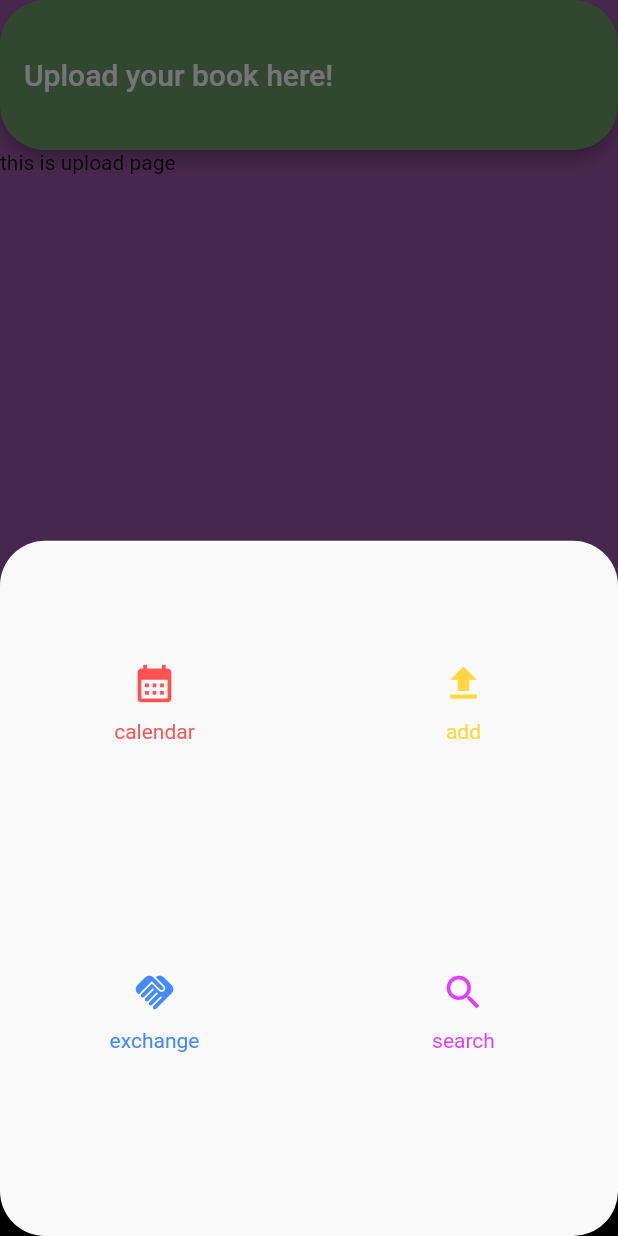
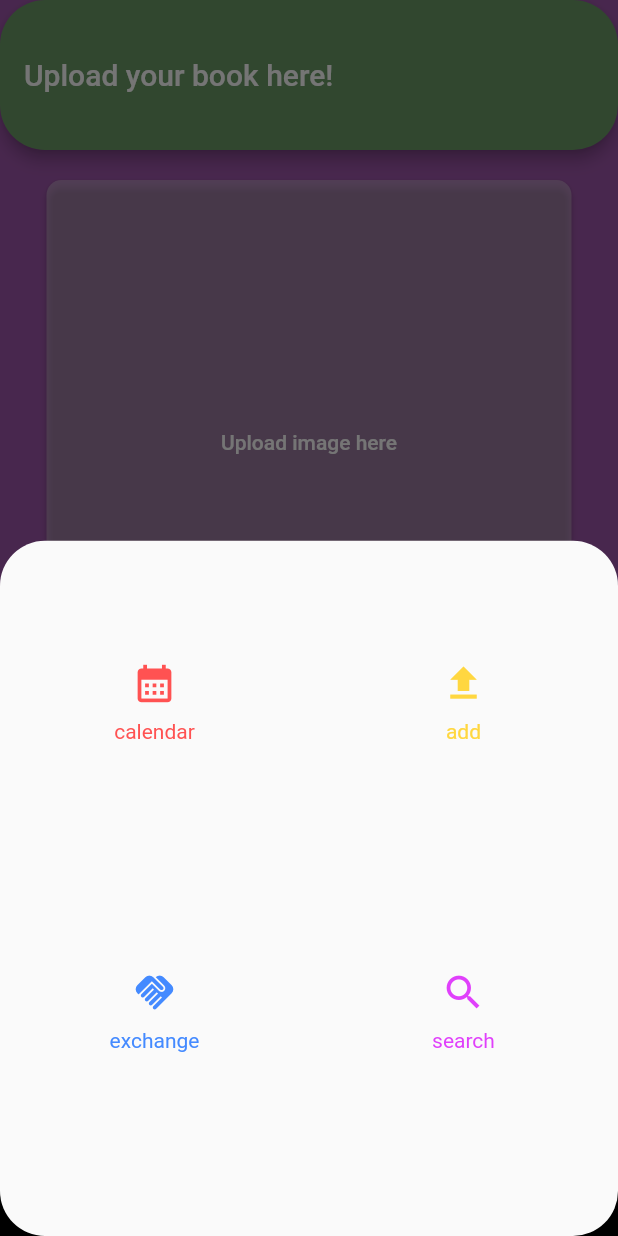
Before and after one commit to doriaaaa/TradeAppProject, a Flutter app: the screen it shows after launch, item 3 of the bottom bar chosen, on a phone screen of 412 x 824 dp. Run offline on Flutter 3.47's test engine with Material 2 defaults, Android fonts, the phone set to English and light mode, and no system bars; drawn by our look-alikes of google_nav_bar.

Commit message:
added buttons

```diff
--- a/trade_app/lib/screens/upload_page.dart
+++ b/trade_app/lib/screens/upload_page.dart
@@ -21,9 +21,51 @@ class _UploadPageState extends State<UploadPage> {
           borderRadius: BorderRadius.circular(30.0),
         ),
       ),
-      body:Container(
-        child: const Text('this is upload page'),
+      body:
+      Column(
+        children: <Widget>[
+          const SizedBox(height: 20),
+          Row(
+            mainAxisAlignment: MainAxisAlignment.center,
+            children: <Widget> [
+              ElevatedButton(
+                style: ElevatedButton.styleFrom(
+                  foregroundColor: Theme.of(context).colorScheme.onSecondaryContainer,
+                  backgroundColor: const Color.fromARGB(100, 217, 217, 217),
+                  minimumSize: const Size(350,350),
+                  shape: RoundedRectangleBorder(
+                    borderRadius: BorderRadius.circular(10.0),
+                  ),
+                ),
+                onPressed: () {
+                  //let user to choose photo from album
+                },
+                child: const Text('Upload image here'),
+              ),
+            ]
+          ),
+          const SizedBox(height: 20),
+          Row(
+            mainAxisAlignment: MainAxisAlignment.center,
+            children: <Widget> [
+              ElevatedButton(
+                style: ElevatedButton.styleFrom(
+                  foregroundColor: Theme.of(context).colorScheme.onSecondaryContainer,
+                  minimumSize: const Size(350,50),
+                  shape: RoundedRectangleBorder(
+                    borderRadius: BorderRadius.circular(10.0),
+                  ),
+                ),
+                onPressed: () {
+                  //let user to choose photo from album
+                },
+                child: const Text('Scan ISBN'),
+              ),
+            ]
+          ),
+        ],
       )
+
     );
   }
 }
```
Also changed, not shown: 1 other file.
